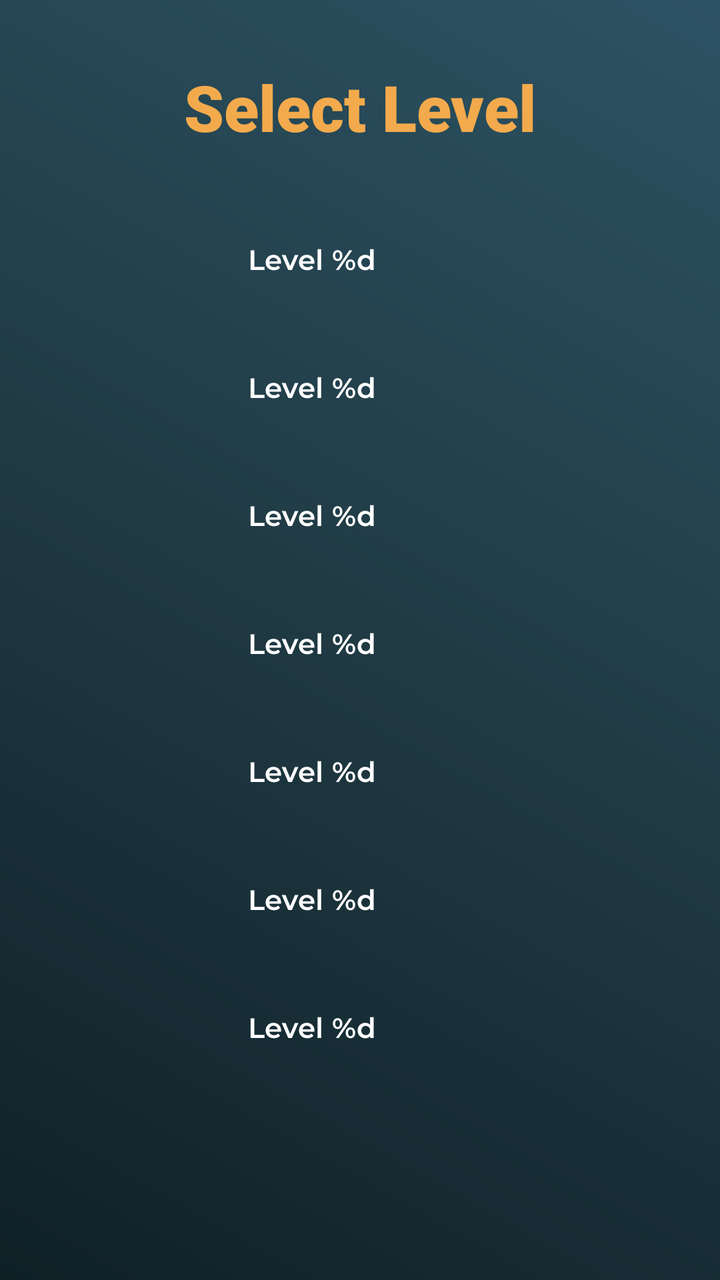
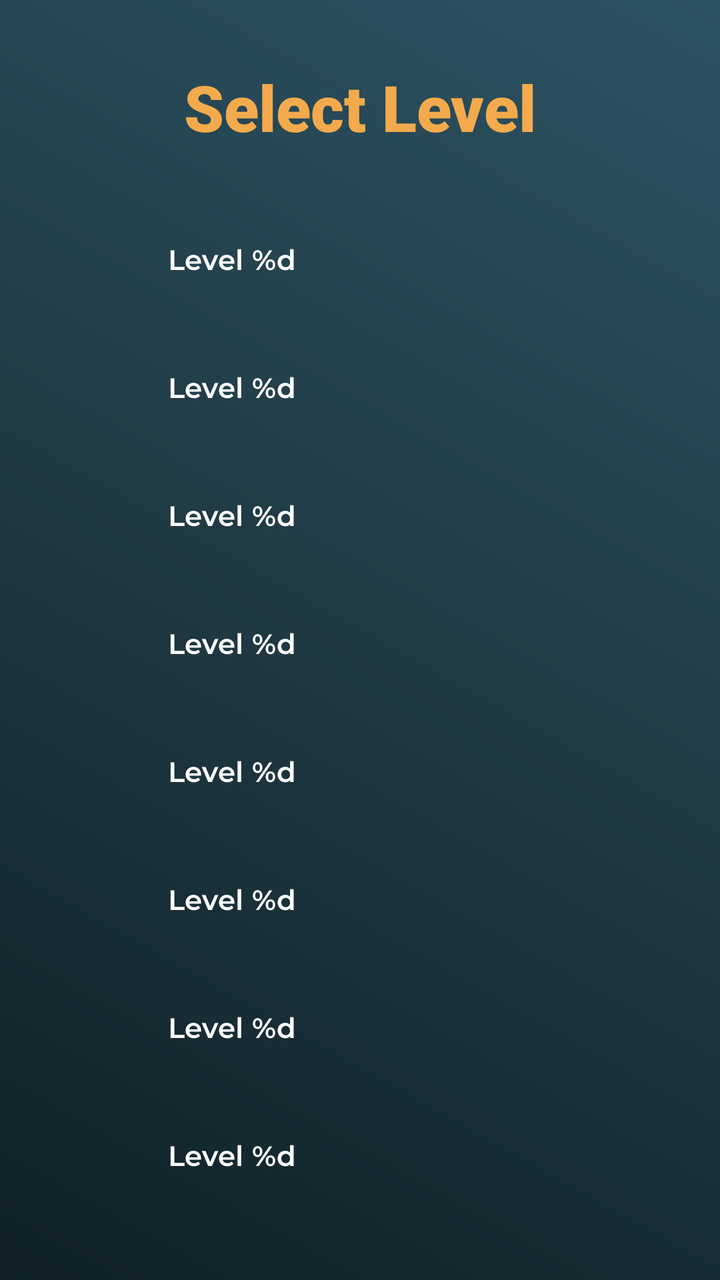

Compare the two renders of this Android layout. The source of the first and the diff that turns it into the second are given below.
<!-- AndroidManifest.xml: application theme Theme.Tiltballmaze -->
<!-- res/layout/activity_level_select.xml -->
<?xml version="1.0" encoding="utf-8"?>
<ScrollView xmlns:android="http://schemas.android.com/apk/res/android"
    android:background="@drawable/menu_background"
    android:layout_width="match_parent"
    android:layout_height="match_parent">

    <LinearLayout
        android:orientation="vertical"
        android:gravity="center"
        android:padding="32dp"
        android:layout_width="match_parent"
        android:layout_height="wrap_content">

        <TextView
            android:text="@string/level_select_title"
            android:textSize="32sp"
            android:textColor="@color/menu_title"
            android:fontFamily="sans-serif-black"
            android:layout_marginBottom="32dp"
            android:layout_width="wrap_content"
            android:layout_height="wrap_content"/>

        <Button
            android:id="@+id/level1"
            style="@style/LevelButton"
            android:text="@string/level_name"
            android:drawablePadding="12dp"
            android:gravity="center_vertical|start" />

        <Button
            android:id="@+id/level2"
            style="@style/LevelButton"
            android:text="@string/level_name"
            android:drawablePadding="12dp"
            android:gravity="center_vertical|start"
            android:layout_marginTop="16dp"/>

        <Button
            android:id="@+id/level3"
            style="@style/LevelButton"
            android:text="@string/level_name"
            android:drawablePadding="12dp"
            android:gravity="center_vertical|start"
            android:layout_marginTop="16dp"/>

        <Button
            android:id="@+id/level4"
            style="@style/LevelButton"
            android:text="@string/level_name"
            android:drawablePadding="12dp"
            android:gravity="center_vertical|start"
            android:layout_marginTop="16dp"/>

        <Button
            android:id="@+id/level5"
            style="@style/LevelButton"
            android:text="@string/level_name"
            android:drawablePadding="12dp"
            android:gravity="center_vertical|start"
            android:layout_marginTop="16dp"/>

        <Button
            android:id="@+id/level6"
            style="@style/LevelButton"
            android:text="@string/level_name"
            android:drawablePadding="12dp"
            android:gravity="center_vertical|start"
            android:layout_marginTop="16dp"/>

        <Button
            android:id="@+id/level7"
            style="@style/LevelButton"
            android:text="@string/level_name"
            android:drawablePadding="12dp"
            android:gravity="center_vertical|start"
            android:layout_marginTop="16dp"/>
    </LinearLayout>
</ScrollView>
<!-- resources referenced by this layout -->
<resources>
  <color name="menu_title">#F2AA4C</color>
  <!-- drawable menu_background (drawable) -->
  <shape xmlns:android="http://schemas.android.com/apk/res/android">
      <gradient
          android:type="linear"
          android:startColor="#0F2027"
          android:centerColor="#203A43"
          android:endColor="#2C5364"
          android:angle="45"/>
  </shape>
  <string name="level_name">Level %d</string>
  <string name="level_select_title">Select Level</string>
  <style name="LevelButton" parent="Widget.Material3.Button">
          <item name="android:layout_width">160dp</item>
          <item name="android:layout_height">wrap_content</item>
          <item name="android:backgroundTint">@color/btn_level</item>
          <item name="android:textColor">@android:color/white</item>
          <item name="android:fontFamily">@font/montserrat_semibold</item>
          <item name="cornerRadius">20dp</item>
          <item name="android:stateListAnimator">@animator/button_glow</item>
      </style>
  <style name="Theme.Tiltballmaze" parent="Theme.Material3.DayNight.NoActionBar" />
  <color name="btn_level">#2196F3</color>
</resources>

<!-- the commit's change to res/layout/activity_level_select.xml (unified diff, before → after) -->
@@ -74,5 +74,13 @@
             android:drawablePadding="12dp"
             android:gravity="center_vertical|start"
             android:layout_marginTop="16dp"/>
+
+        <Button
+            android:id="@+id/level8"
+            style="@style/LevelButton"
+            android:text="@string/level_name"
+            android:drawablePadding="12dp"
+            android:gravity="center_vertical|start"
+            android:layout_marginTop="16dp"/>
     </LinearLayout>
 </ScrollView>
<!-- resource entries referenced after the edit -->
@@ -13,7 +13,7 @@
   <string name="level_name">Level %d</string>
   <string name="level_select_title">Select Level</string>
   <style name="LevelButton" parent="Widget.Material3.Button">
-          <item name="android:layout_width">160dp</item>
+          <item name="android:layout_width">240dp</item>
           <item name="android:layout_height">wrap_content</item>
           <item name="android:backgroundTint">@color/btn_level</item>
           <item name="android:textColor">@android:color/white</item>
